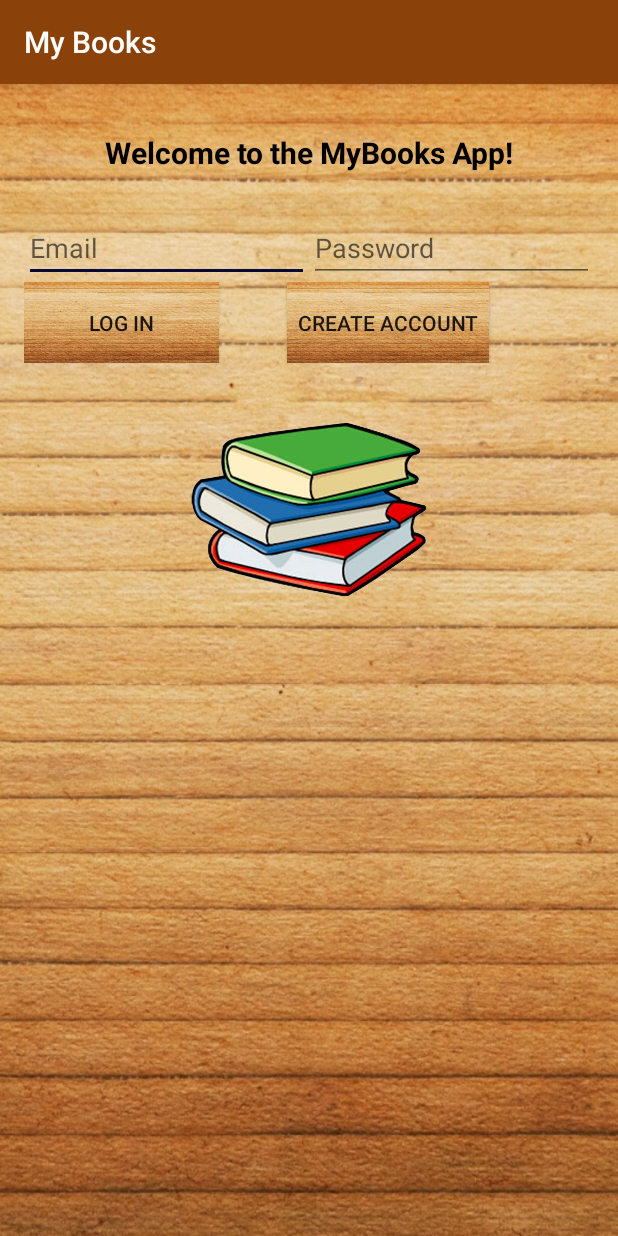
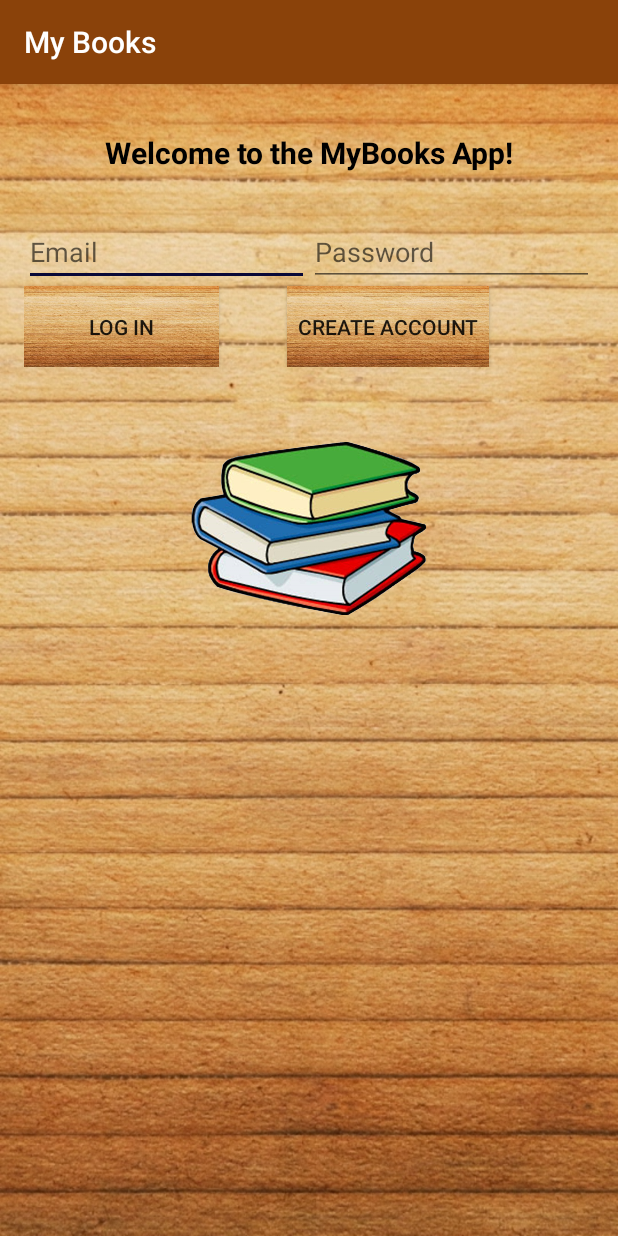
Before and after one commit to CarlijnQuik/My-Books-App, an Android app: the screen it shows after launch (LogInActivity), on a phone screen of 412 x 824 dp. Run offline under Robolectric (Android 15) with nearby library versions, the phone set to English and light mode, and no system bars; our stand-ins replace Firebase (no records; nobody signed in at launch, a user with empty details on screens opened directly).

Commit message:
small layout/style improvements

```diff
--- a/app/src/main/java/com/example/carlijnquik/carlijnquik_pset6/HomeActivity.java
+++ b/app/src/main/java/com/example/carlijnquik/carlijnquik_pset6/HomeActivity.java
@@ -7,7 +7,7 @@ import android.view.View;
 import android.widget.ImageButton;
 
 /**
- * The home screen from where a user can choose what to do.
+ * The home screen from where a user can choose what to do
  **/
 
 public class HomeActivity extends AppCompatActivity {
@@ -18,13 +18,13 @@ public class HomeActivity extends AppCompatActivity {
         setContentView(R.layout.activity_home);
 
         setMenu();
+
     }
 
     /**
      * Initialize menu
      */
     public void setMenu(){
-
         ImageButton ibHome = (ImageButton) findViewById(R.id.ibHome);
         ibHome.setImageResource(R.drawable.this_act);
 
@@ -48,6 +48,7 @@ public class HomeActivity extends AppCompatActivity {
                 startActivity(new Intent(getApplicationContext(), SearchActivity.class));
             }
         });
+
     }
 
 }
--- a/app/src/main/java/com/example/carlijnquik/carlijnquik_pset6/HttpRequestHelper.java
+++ b/app/src/main/java/com/example/carlijnquik/carlijnquik_pset6/HttpRequestHelper.java
@@ -8,7 +8,7 @@ import java.net.HttpURLConnection;
 import java.net.URL;
 
 /**
- * Retrieves string of data from the URL requested.
+ * Retrieves string of data from the URL requested
  **/
 
 public class HttpRequestHelper {
@@ -28,15 +28,18 @@ public class HttpRequestHelper {
             if(200 <= responsecode && responsecode <= 299){
                 BufferedReader br = new BufferedReader(new InputStreamReader(urlConnection.getInputStream()));
                 String line;
+
                 while((line = br.readLine())!= null){
                     result += line;
                 }
             }
+
         }catch(Exception e){
             Log.e("Connection failed",e.getMessage(),e);
         }
 
         return result;
+
     }
 
 }
--- a/app/src/main/java/com/example/carlijnquik/carlijnquik_pset6/LogInActivity.java
+++ b/app/src/main/java/com/example/carlijnquik/carlijnquik_pset6/LogInActivity.java
@@ -31,20 +31,19 @@ import com.google.firebase.auth.AuthResult;
 import com.google.firebase.auth.FirebaseAuth;
 import com.google.firebase.auth.FirebaseUser;
 
+import static android.widget.Toast.LENGTH_SHORT;
+
 /**
- * Source: https://github.com/firebase/quickstart-android/tree/master/auth/app/src/main.
- * Controls the log in activity so multiple users can use the app.
- * Edited by Carlijn Quik in december 2016.
+ * Source: https://github.com/firebase/quickstart-android/tree/master/auth/app/src/main
+ * Controls the log in activity so multiple users can use the app
+ * Edited by Carlijn Quik in december 2016
  */
 
 public class LogInActivity extends LogInProgressDialog implements
         View.OnClickListener {
 
-    private static final String TAG = "EmailPassword";
-
-    private TextView mStatusTextView;
-    private EditText mEmailField;
-    private EditText mPasswordField;
+    private EditText etEmail;
+    private EditText etPassword;
 
     private FirebaseAuth mAuth;
     private FirebaseAuth.AuthStateListener mAuthListener;
@@ -55,8 +54,12 @@ public class LogInActivity extends LogInProgressDialog implements
         setContentView(R.layout.activity_log_in);
 
         initalizeFirebase();
-        initializeViews();
-        setListeners();
+
+        etEmail = (EditText) findViewById(R.id.etEmail);
+        etPassword = (EditText) findViewById(R.id.etPassword);
+
+        findViewById(R.id.bLogIn).setOnClickListener(this);
+        findViewById(R.id.bCreateAccount).setOnClickListener(this);
 
     }
 
@@ -66,18 +69,21 @@ public class LogInActivity extends LogInProgressDialog implements
             @Override
             public void onAuthStateChanged(@NonNull FirebaseAuth firebaseAuth) {
                 FirebaseUser user = firebaseAuth.getCurrentUser();
+
                 if (user != null) {
-                    // User is logged in
+                    // user is logged in
                     forwardExistingUser();
                 }
             }
         };
+
     }
 
     @Override
     public void onStart() {
         super.onStart();
         mAuth.addAuthStateListener(mAuthListener);
+
     }
 
     @Override
@@ -86,27 +92,19 @@ public class LogInActivity extends LogInProgressDialog implements
         if (mAuthListener != null) {
             mAuth.removeAuthStateListener(mAuthListener);
         }
-    }
 
-    public void initializeViews(){
-        mStatusTextView = (TextView) findViewById(R.id.status);
-        mEmailField = (EditText) findViewById(R.id.field_email);
-        mPasswordField = (EditText) findViewById(R.id.field_password);
-    }
-
-    public void setListeners(){
-        findViewById(R.id.bLogIn).setOnClickListener(this);
-        findViewById(R.id.bCreateAccount).setOnClickListener(this);
     }
 
     @Override
     public void onClick(View v) {
         int i = v.getId();
+
         if (i == R.id.bCreateAccount) {
-            createAccount(mEmailField.getText().toString(), mPasswordField.getText().toString());
+            createAccount(etEmail.getText().toString(), etPassword.getText().toString());
         } else if (i == R.id.bLogIn) {
-            logIn(mEmailField.getText().toString(), mPasswordField.getText().toString());
+            logIn(etEmail.getText().toString(), etPassword.getText().toString());
         }
+
     }
 
     private void createAccount(String email, String password) {
@@ -116,16 +114,15 @@ public class LogInActivity extends LogInProgressDialog implements
 
         showProgressDialog();
 
-        // [START create_user_with_email]
+        // start create user with email
         mAuth.createUserWithEmailAndPassword(email, password)
                 .addOnCompleteListener(this, new OnCompleteListener<AuthResult>() {
                     @Override
                     public void onComplete(@NonNull Task<AuthResult> task) {
 
-                        // If sign in fails, display a message, if sign in succeeds notify auth state listener
+                        // if sign in fails display a message, if sign in succeeds notify auth state listener
                         if (!task.isSuccessful()) {
-                            Toast.makeText(LogInActivity.this, R.string.auth_failed,
-                                    Toast.LENGTH_SHORT).show();
+                            Toast.makeText(LogInActivity.this, R.string.auth_failed, LENGTH_SHORT).show();
                         } else if (task.isSuccessful()) {
                             forwardNewUser();
                         }
@@ -133,6 +130,7 @@ public class LogInActivity extends LogInProgressDialog implements
                         hideProgressDialog();
                     }
                 });
+
     }
 
     private void logIn(String email, String password) {
@@ -142,16 +140,14 @@ public class LogInActivity extends LogInProgressDialog implements
 
         showProgressDialog();
 
-        // [START log_in_with_email]
+        // start log in with email
         mAuth.signInWithEmailAndPassword(email, password)
                 .addOnCompleteListener(this, new OnCompleteListener<AuthResult>() {
                     @Override
                     public void onComplete(@NonNull Task<AuthResult> task) {
                         // If sign in fails, display a message, if sign in succeeds notify auth state listener
                         if (!task.isSuccessful()) {
-                            Toast.makeText(LogInActivity.this, R.string.auth_failed,
-                                    Toast.LENGTH_SHORT).show();
-                            mStatusTextView.setText(R.string.auth_failed);
+                            Toast.makeText(LogInActivity.this, R.string.auth_failed, LENGTH_SHORT).show();
                         } else if (task.isSuccessful()) {
                             forwardExistingUser();
                         }
@@ -159,40 +155,44 @@ public class LogInActivity extends LogInProgressDialog implements
                         hideProgressDialog();
                     }
                 });
+
     }
 
     private boolean validateForm() {
         boolean valid = true;
 
-        String email = mEmailField.getText().toString();
+        String email = etEmail.getText().toString();
         if (TextUtils.isEmpty(email)) {
-            mEmailField.setError("Required.");
+            etEmail.setError("Required.");
             valid = false;
         } else {
-            mEmailField.setError(null);
+            etEmail.setError(null);
         }
 
-        String password = mPasswordField.getText().toString();
+        String password = etPassword.getText().toString();
         if (TextUtils.isEmpty(password)) {
-            mPasswordField.setError("Required.");
+            etPassword.setError("Required.");
             valid = false;
         } else {
-            mPasswordField.setError(null);
+            etPassword.setError(null);
         }
 
         return valid;
+
     }
 
     public void forwardNewUser() {
         Intent intent = new Intent(this, NewUserActivity.class);
         startActivity(intent);
         finish();
+
     }
 
     public void forwardExistingUser() {
         Intent intent = new Intent(this, HomeActivity.class);
         startActivity(intent);
         finish();
+
     }
 
 }
--- a/app/src/main/res/layout-land/activity_log_in.xml
+++ b/app/src/main/res/layout-land/activity_log_in.xml
@@ -15,61 +15,23 @@
         android:layout_width="match_parent"
         android:layout_height="wrap_content"
         android:id="@+id/tvWelcome"
+        android:layout_marginTop="20dp"
         android:layout_alignParentTop="true"
         android:layout_alignParentLeft="true"
-        android:layout_alignParentStart="true"
-        android:layout_marginTop="32dp" />
-
-    <TextView
-        android:id="@+id/status"
-        android:visibility="invisible"
-        android:layout_height="wrap_content"
-        android:layout_width="wrap_content"
-        android:text="@string/signed_out"
-        android:layout_alignTop="@+id/tvWelcome"
-        android:layout_centerHorizontal="true"
-        android:layout_marginTop="37dp" />
+        android:layout_alignParentStart="true" />
 
     <LinearLayout
-        android:id="@+id/email_password_fields"
-        android:layout_width="fill_parent"
-        android:layout_height="wrap_content"
-        android:orientation="horizontal"
-        android:paddingLeft="16dp"
-        android:paddingRight="16dp"
-        android:layout_alignTop="@+id/status"
-        android:layout_alignParentRight="true"
-        android:layout_alignParentEnd="true"
-        android:layout_marginTop="17dp">
-
-        <EditText
-            android:id="@+id/field_email"
-            android:layout_width="0dp"
-            android:layout_height="wrap_content"
-            android:layout_weight="1"
-            android:hint="@string/hint_email"
-            android:inputType="textEmailAddress" />
-
-        <EditText
-            android:id="@+id/field_password"
-            android:layout_width="0dp"
-            android:layout_height="wrap_content"
-            android:layout_weight="1"
-            android:hint="@string/hint_password"
-            android:inputType="textPassword" />
-    </LinearLayout>
-
-    <LinearLayout
-        android:id="@+id/email_password_buttons"
+        android:id="@+id/llButtons"
         android:layout_width="fill_parent"
         android:layout_height="wrap_content"
         android:orientation="horizontal"
         android:paddingLeft="16dp"
         android:paddingRight="16dp"
         android:weightSum="1"
-        android:layout_below="@+id/email_password_fields"
+        android:layout_below="@+id/ivIcon"
         android:layout_alignParentLeft="true"
-        android:layout_alignParentStart="true">
+        android:layout_alignParentStart="true"
+        android:layout_marginTop="43dp">
 
         <Button
             android:id="@+id/bLogIn"
@@ -91,13 +53,43 @@
     </LinearLayout>
 
     <ImageView
-        android:id="@+id/icon"
+        android:id="@+id/ivIcon"
         android:contentDescription="@string/contentdescription"
-        android:layout_width="183dp"
-        android:layout_height="165dp"
+        android:layout_width="100dp"
+        android:layout_height="100dp"
         android:src="@drawable/books"
-        android:layout_below="@+id/email_password_buttons"
-        android:layout_centerHorizontal="true"
-        android:layout_marginTop="12dp" />
+        android:layout_marginRight="36dp"
+        android:layout_marginEnd="36dp"
+        android:layout_alignParentTop="true"
+        android:layout_alignParentRight="true"
+        android:layout_alignParentEnd="true" />
+
+    <LinearLayout
+        android:id="@+id/llTextViews"
+        android:layout_width="fill_parent"
+        android:layout_height="wrap_content"
+        android:orientation="horizontal"
+        android:paddingLeft="16dp"
+        android:paddingRight="16dp"
+        android:layout_below="@+id/ivIcon"
+        android:layout_alignParentLeft="true"
+        android:layout_alignParentStart="true">
+
+        <EditText
+            android:id="@+id/etEmail"
+            android:layout_width="0dp"
+            android:layout_height="wrap_content"
+            android:layout_weight="1"
+            android:hint="@string/hint_email"
+            android:inputType="textEmailAddress" />
+
+        <EditText
+            android:id="@+id/etPassword"
+            android:layout_width="0dp"
+            android:layout_height="wrap_content"
+            android:layout_weight="1"
+            android:hint="@string/hint_password"
+            android:inputType="textPassword" />
+    </LinearLayout>
 
 </RelativeLayout>
--- a/app/src/main/res/layout/activity_log_in.xml
+++ b/app/src/main/res/layout/activity_log_in.xml
@@ -20,54 +20,25 @@
         android:layout_alignParentStart="true"
         android:layout_marginTop="32dp" />
 
-    <TextView
-        android:id="@+id/status"
-        android:visibility="invisible"
-        android:layout_height="wrap_content"
-        android:layout_width="wrap_content"
-        android:text="@string/signed_out"
-        android:layout_alignTop="@+id/tvWelcome"
-        android:layout_centerHorizontal="true"
-        android:layout_marginTop="37dp" />
+    <ImageView
+        android:id="@+id/ivIcon"
+        android:contentDescription="@string/contentdescription"
+        android:layout_width="183dp"
+        android:layout_height="165dp"
+        android:src="@drawable/books"
+        android:layout_marginTop="22dp"
+        android:layout_below="@+id/llButtons"
+        android:layout_centerHorizontal="true" />
 
     <LinearLayout
-        android:id="@+id/email_password_fields"
-        android:layout_width="fill_parent"
-        android:layout_height="wrap_content"
-        android:orientation="horizontal"
-        android:paddingLeft="16dp"
-        android:paddingRight="16dp"
-        android:layout_alignTop="@+id/status"
-        android:layout_alignParentRight="true"
-        android:layout_alignParentEnd="true"
-        android:layout_marginTop="17dp">
-
-        <EditText
-            android:id="@+id/field_email"
-            android:layout_width="0dp"
-            android:layout_height="wrap_content"
-            android:layout_weight="1"
-            android:hint="@string/hint_email"
-            android:inputType="textEmailAddress" />
-
-        <EditText
-            android:id="@+id/field_password"
-            android:layout_width="0dp"
-            android:layout_height="wrap_content"
-            android:layout_weight="1"
-            android:hint="@string/hint_password"
-            android:inputType="textPassword" />
-    </LinearLayout>
-
-    <LinearLayout
-        android:id="@+id/email_password_buttons"
+        android:id="@+id/llButtons"
         android:layout_width="fill_parent"
         android:layout_height="wrap_content"
         android:orientation="horizontal"
         android:paddingLeft="16dp"
         android:paddingRight="16dp"
         android:weightSum="1"
-        android:layout_below="@+id/email_password_fields"
+        android:layout_below="@+id/llTextViews"
         android:layout_alignParentLeft="true"
         android:layout_alignParentStart="true">
 
@@ -90,14 +61,33 @@
 
     </LinearLayout>
 
-    <ImageView
-        android:id="@+id/icon"
-        android:contentDescription="@string/contentdescription"
-        android:layout_width="183dp"
-        android:layout_height="165dp"
-        android:src="@drawable/books"
-        android:layout_below="@+id/email_password_buttons"
-        android:layout_centerHorizontal="true"
-        android:layout_marginTop="12dp" />
+    <LinearLayout
+        android:id="@+id/llTextViews"
+        android:layout_width="fill_parent"
+        android:layout_height="wrap_content"
+        android:orientation="horizontal"
+        android:paddingLeft="16dp"
+        android:paddingRight="16dp"
+        android:layout_marginTop="30dp"
+        android:layout_below="@+id/tvWelcome"
+        android:layout_alignParentLeft="true"
+        android:layout_alignParentStart="true">
+
+        <EditText
+            android:id="@+id/etEmail"
+            android:layout_width="0dp"
+            android:layout_height="wrap_content"
+            android:layout_weight="1"
+            android:hint="@string/hint_email"
+            android:inputType="textEmailAddress" />
+
+        <EditText
+            android:id="@+id/etPassword"
+            android:layout_width="0dp"
+            android:layout_height="wrap_content"
+            android:layout_weight="1"
+            android:hint="@string/hint_password"
+            android:inputType="textPassword" />
+    </LinearLayout>
 
 </RelativeLayout>
```
Also changed, not shown: app/src/main/java/com/example/carlijnquik/carlijnquik_pset6/Book.java (+6 -4 lines), app/src/main/java/com/example/carlijnquik/carlijnquik_pset6/BookAdapter.java (+6 -5 lines), app/src/main/java/com/example/carlijnquik/carlijnquik_pset6/BookDetailActivity.java (+29 -11 lines), app/src/main/java/com/example/carlijnquik/carlijnquik_pset6/BooksActivity.java (+17 -12 lines), app/src/main/java/com/example/carlijnquik/carlijnquik_pset6/LogInProgressDialog.java (+13 -10 lines), app/src/main/java/com/example/carlijnquik/carlijnquik_pset6/LogOutActivity.java (+5 -5 lines), app/src/main/java/com/example/carlijnquik/carlijnquik_pset6/NewUserActivity.java (+18 -19 lines), app/src/main/java/com/example/carlijnquik/carlijnquik_pset6/SearchActivity.java (+3 -5 lines), app/src/main/java/com/example/carlijnquik/carlijnquik_pset6/SearchResultsActivity.java (+20 -7 lines), app/src/main/res/layout-land/activity_book_detail.xml (+10 -11 lines), app/src/main/res/layout-land/activity_log_out.xml (+2 -19 lines), app/src/main/res/layout-land/menu_layout.xml (+14 -18 lines), app/src/main/res/layout/activity_log_out.xml (+2 -19 lines), app/src/main/res/layout/activity_new_user.xml (+5 -3 lines).
